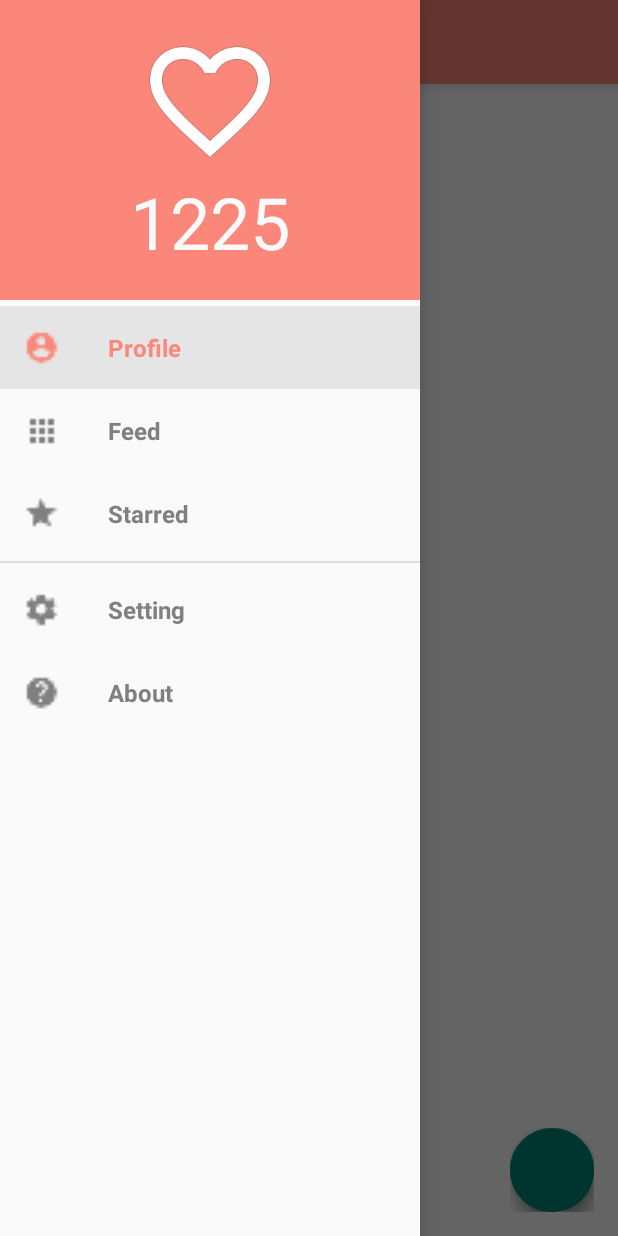
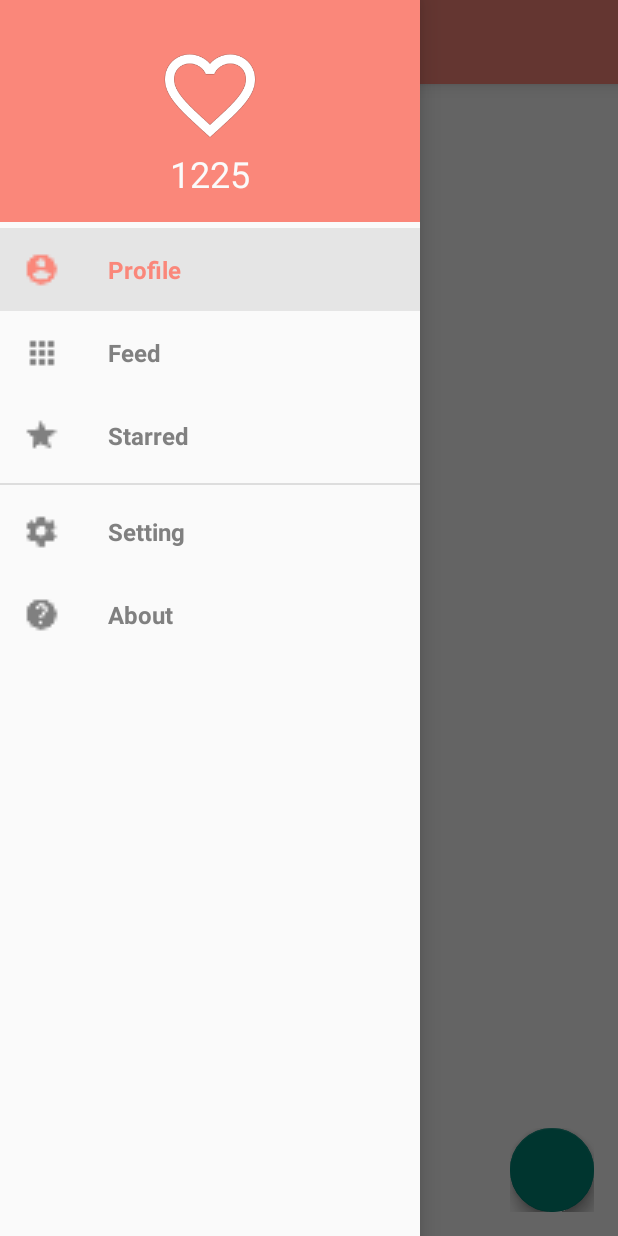
Before and after one commit to mqqza/magic, an Android app: the screen it shows after launch (MainActivity), on a phone screen of 412 x 824 dp. Run offline under Robolectric (Android 15) with nearby library versions, the phone set to English and light mode, and no system bars; libraries missing offline, so code that uses them is left out: com.nostra13.universalimageloader; plain views replace FloatingActionButton, FloatingActionsMenu; 3 statements that could not run were skipped.

Commit message:
* CHANGE Reduce heartview size * ADD selector for heartview

```diff
--- /dev/null
+++ b/app/src/main/res/drawable/navdraw_heart_background.xml
@@ -0,0 +1,7 @@
+<?xml version="1.0" encoding="utf-8"?>
+<selector xmlns:android="http://schemas.android.com/apk/res/android">
+
+    <item android:drawable="@color/colorPrimaryDark" android:state_pressed="true" />
+    <item android:drawable="@color/colorPrimary" />
+
+</selector>
--- a/app/src/main/res/layout/fragment_navigation_drawer.xml
+++ b/app/src/main/res/layout/fragment_navigation_drawer.xml
@@ -8,22 +8,25 @@
 
     <LinearLayout
         android:layout_width="match_parent"
-        android:layout_height="200dp"
+        android:paddingTop="12dp"
+        android:layout_height="148dp"
         android:adjustViewBounds="true"
         android:orientation="vertical"
         android:gravity="center"
-        android:background="@color/colorPrimary">
+        android:background="@drawable/navdraw_heart_background"
+
+        android:clickable="true">
 
         <ImageView
-            android:layout_width="96dp"
-            android:layout_height="96dp"
+            android:layout_width="72dp"
+            android:layout_height="72dp"
             android:background="@drawable/ic_heart_outline_white" />
 
         <TextView
             android:layout_width="wrap_content"
             android:layout_height="wrap_content"
             android:text="1225"
-            android:textSize="48sp"
+            android:textSize="24sp"
             android:textColor="@color/white"
             />
     </LinearLayout>
```
